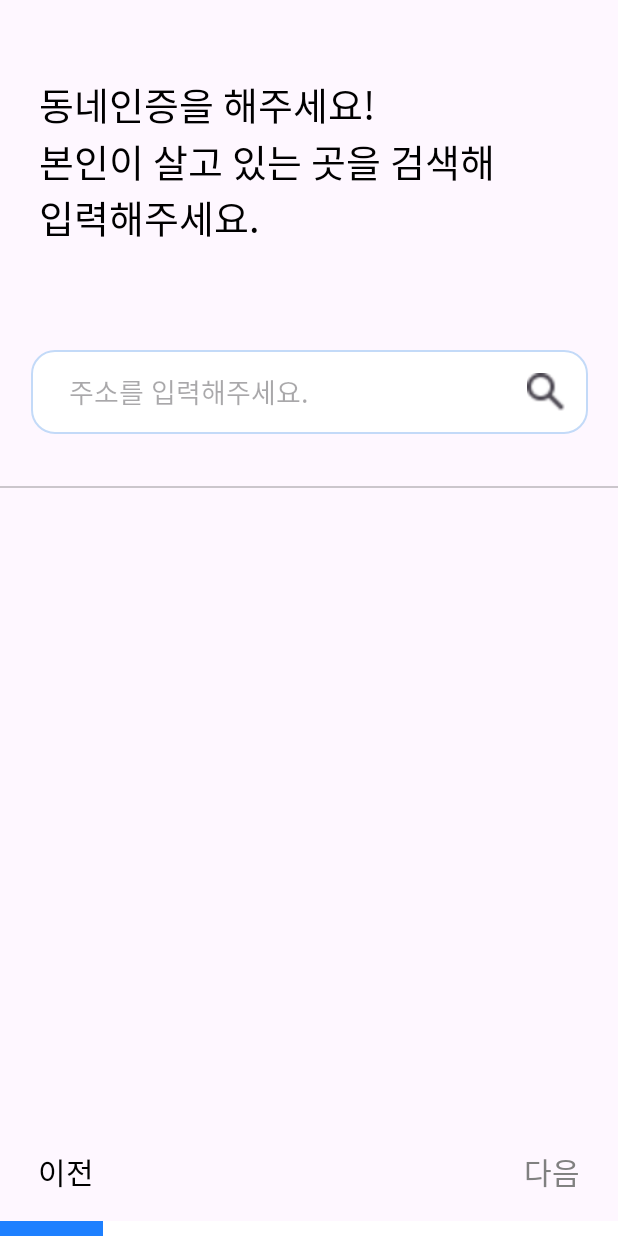
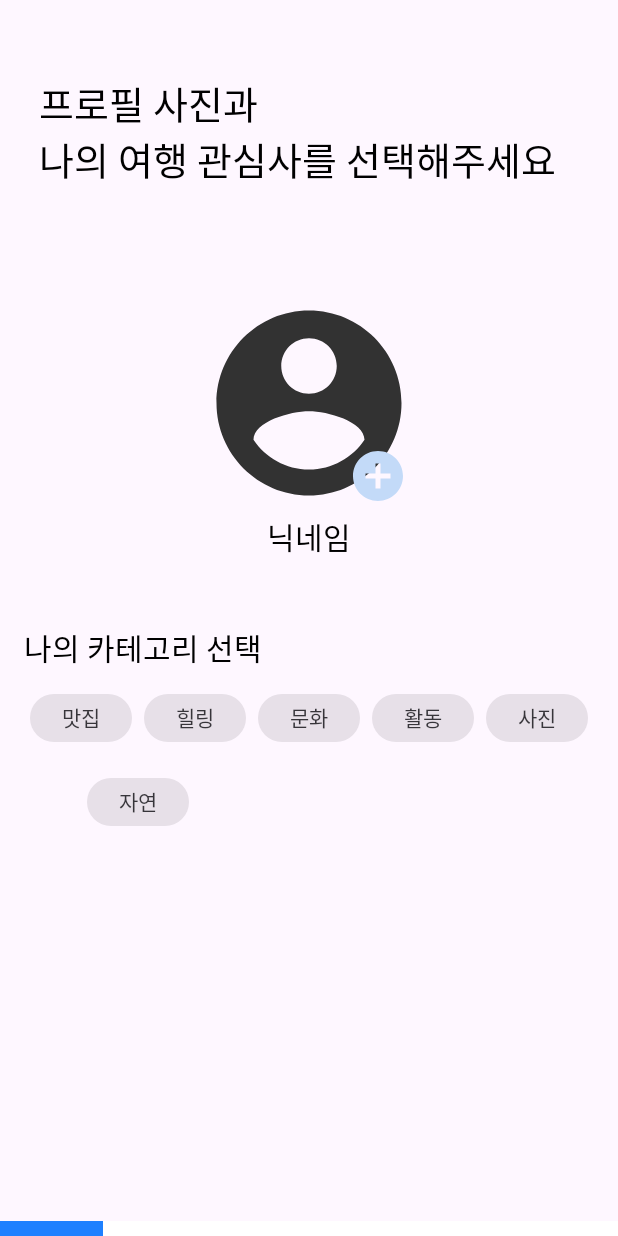
Before and after one commit to SeLino98/TravelMaker, an Android app: the screen it shows after launch (SignupActivity), on a phone screen of 412 x 824 dp. Run offline under Robolectric (Android 15) with nearby library versions, the phone set to English and light mode, and no system bars; our stand-ins replace Dagger/Hilt's generated code.

Commit message:
[Feat] 프로필 UI랑 chip List 저장

```diff
--- a/travelmaker_android/app/build.gradle
+++ b/travelmaker_android/app/build.gradle
@@ -42,7 +42,6 @@ dependencies {
 
     implementation 'androidx.core:core-ktx:1.8.0'
     implementation 'androidx.appcompat:appcompat:1.6.1'
-    implementation 'com.google.android.material:material:1.5.0'
     implementation 'androidx.constraintlayout:constraintlayout:2.1.4'
     testImplementation 'junit:junit:4.13.2'
     androidTestImplementation 'androidx.test.ext:junit:1.1.5'
@@ -87,6 +86,8 @@ dependencies {
     implementation 'com.google.dagger:hilt-android:2.44'
     kapt 'com.google.dagger:hilt-android-compiler:2.44'
 
+    //material3
+    implementation 'com.google.android.material:material:1.9.0'
 
 }
 kapt {
--- a/travelmaker_android/app/src/main/java/com/gumibom/travelmaker/ui/signup/SignupActivity.kt
+++ b/travelmaker_android/app/src/main/java/com/gumibom/travelmaker/ui/signup/SignupActivity.kt
@@ -23,6 +23,7 @@ class SignupActivity : AppCompatActivity() {
         }
         setContentView(binding.root)
 
+
         // 프로그레스바 진행률 설정
         setProgressBar(20)
     }
--- a/travelmaker_android/app/src/main/java/com/gumibom/travelmaker/ui/signup/SignupLocationFragment.kt
+++ b/travelmaker_android/app/src/main/java/com/gumibom/travelmaker/ui/signup/SignupLocationFragment.kt
@@ -22,6 +22,8 @@ class SignupLocationFragment : Fragment() {
 
     override fun onViewCreated(view: View, savedInstanceState: Bundle?) {
         super.onViewCreated(view, savedInstanceState)
+
+
     }
 
     override fun onDestroyView() {
--- /dev/null
+++ b/travelmaker_android/app/src/main/java/com/gumibom/travelmaker/ui/signup/SignupProfileFragment.kt
@@ -0,0 +1,74 @@
+package com.gumibom.travelmaker.ui.signup
+import android.content.Context
+import android.os.Bundle
+import android.util.Log
+import androidx.fragment.app.Fragment
+import android.view.LayoutInflater
+import android.view.View
+import android.view.ViewGroup
+import androidx.fragment.app.viewModels
+import com.google.android.material.chip.Chip
+import com.gumibom.travelmaker.databinding.FragmentSignupProfileBinding
+private const val TAG = "SignupProfileFragment_inho"
+class SignupProfileFragment : Fragment() {
+    private var _binding :FragmentSignupProfileBinding? = null
+    private val binding get() = _binding!!
+    private lateinit var signupActivity: SignupActivity;
+    private val signupViewModel:SignupViewModel by viewModels()
+    override fun onCreate(savedInstanceState: Bundle?) {
+        super.onCreate(savedInstanceState)
+    }
+    override fun onAttach(context: Context) {
+        super.onAttach(context)
+        Log.d(TAG, "onAttach:11 ")
+        //Activity 연결
+        signupActivity = context as SignupActivity
+    }
+    private fun observeViewModel(){
+
+    }
+    private fun selectPicture(){
+        binding.ivProfileAdd.setOnClickListener {
+            //사진 엘범이 열려야 됨,
+            //권한 체크
+        }
+    }
+    private fun selectCategory(){
+        val chipGroup = binding.chipGroup;
+        Log.d(TAG, "selectCategory:1")
+        chipGroup.setOnCheckedStateChangeListener {
+            group, checkId ->
+            val selectedChip: List<Int> = checkId;
+            Log.d(TAG, "selectCategory: ${selectedChip}")
+            if (selectedChip != null) {
+                for (token  in selectedChip){ // 다 선택 됐고 다음 버튼을 눌렀을 때 현재 담아 있떤 리스트값들을 for문을 돌면서 유저 카테고리에 저장.
+                    val selectedChipId = token ///
+                    val selctedName = group.findViewById<Chip>(selectedChipId)
+//                val selectedChipText = selectedChip.text.toString()
+                    Log.d("ChipSelection", "Selected Chip ID: $selectedChipId, Text: $selectedChip")
+                    Log.d("selctedName", "selctedName: ${selctedName.text.toString()}, Text: ${selctedName.id.toString()}")
+
+                }
+            }
+            //모든 칩들의 공통 특성 선택
+        }
+        Log.d(TAG, "selectCategory:2")
+    }
+
+    override fun onViewCreated(view: View, savedInstanceState: Bundle?) {
+        super.onViewCreated(view, savedInstanceState)
+        selectCategory()
+    }
+    override fun onCreateView(
+        inflater: LayoutInflater, container: ViewGroup?,
+        savedInstanceState: Bundle?
+    ): View? {
+        _binding = FragmentSignupProfileBinding.inflate(inflater,container,false)
+        return binding.root
+        //inflater.inflate(R.layout.fragment_profile_signup, container, false)
+    }
+    override fun onDestroyView() {
+        super.onDestroyView()
+        _binding= null
+    }
+}
--- /dev/null
+++ b/travelmaker_android/app/src/main/res/drawable/ic_signup_profile_add.xml
@@ -0,0 +1,5 @@
+<vector android:height="24dp" android:tint="#C3DAF8"
+    android:viewportHeight="24" android:viewportWidth="24"
+    android:width="24dp" xmlns:android="http://schemas.android.com/apk/res/android">
+    <path android:fillColor="@android:color/white" android:pathData="M12,2C6.48,2 2,6.48 2,12s4.48,10 10,10 10,-4.48 10,-10S17.52,2 12,2zM17,13h-4v4h-2v-4L7,13v-2h4L11,7h2v4h4v2z"/>
+</vector>
--- /dev/null
+++ b/travelmaker_android/app/src/main/res/layout/fragment_signup_profile.xml
@@ -0,0 +1,92 @@
+<?xml version="1.0" encoding="utf-8"?>
+<androidx.constraintlayout.widget.ConstraintLayout xmlns:android="http://schemas.android.com/apk/res/android"
+    xmlns:app="http://schemas.android.com/apk/res-auto"
+    android:layout_width="match_parent"
+    android:layout_height="match_parent">
+    <TextView
+        android:id="@+id/tv_signup_location_title1"
+        style="@style/Text.Title"
+        android:layout_width="wrap_content"
+        android:layout_height="wrap_content"
+        android:layout_marginStart="26dp"
+        android:layout_marginTop="50dp"
+        android:text="@string/sign_profile_guide"
+        app:layout_constraintStart_toStartOf="parent"
+        app:layout_constraintTop_toTopOf="parent" />
+    <ImageView
+        android:id="@+id/iv_profile"
+        android:layout_width="148dp"
+        android:layout_height="148dp"
+        android:layout_marginTop="70dp"
+        android:background="@drawable/ic_empty_profile_circle"
+        app:layout_constraintEnd_toEndOf="parent"
+        app:layout_constraintStart_toStartOf="parent"
+        app:layout_constraintTop_toBottomOf="@id/tv_signup_location_title1" />
+    <ImageView
+        android:id="@+id/iv_profile_add"
+        android:layout_width="40dp"
+        android:layout_height="40dp"
+        android:background="@drawable/ic_signup_profile_add"
+        app:layout_constraintBottom_toBottomOf="@+id/iv_profile"
+        app:layout_constraintEnd_toEndOf="@+id/iv_profile"
+        android:layout_marginEnd="8dp"
+        android:layout_marginBottom="5dp"/>
+    <TextView
+        android:id="@+id/tv_profile_nickname"
+        style="@style/Text.Regular20"
+        android:layout_width="wrap_content"
+        android:layout_height="wrap_content"
+        android:text="@string/sign_profile_name"
+        app:layout_constraintTop_toBottomOf="@+id/iv_profile"
+        app:layout_constraintStart_toStartOf="parent"
+        app:layout_constraintEnd_toEndOf="parent" />
+    <TextView
+        android:id="@+id/tv_signup_guide"
+        style="@style/Text.Regular20"
+        android:text="@string/sign_category_guide"
+        android:layout_width="wrap_content"
+        android:layout_height="wrap_content"
+        android:layout_marginTop="44dp"
+        app:layout_constraintEnd_toEndOf="parent"
+        app:layout_constraintHorizontal_bias="0.063"
+        app:layout_constraintStart_toStartOf="parent"
+        app:layout_constraintTop_toBottomOf="@+id/tv_profile_nickname" />
+    <!--
+          맛집(taste), 힐링(healing), 문화(culture)
+          활동(active), 사진(picture), 자연(nature)  -->
+    <!-- Example Chip 2 -->
+    <com.google.android.material.chip.ChipGroup
+        android:id="@+id/chipGroup"
+        android:layout_width="wrap_content"
+        android:layout_height="wrap_content"
+        app:layout_constraintTop_toBottomOf="@+id/tv_signup_guide"
+        app:layout_constraintStart_toStartOf="parent"
+        app:layout_constraintEnd_toEndOf="parent"
+        android:layout_marginTop="8dp">
+        <com.google.android.material.chip.Chip
+            style="@style/chipRegular"
+            android:id="@+id/chip_taste"
+            android:text="@string/sign_chip_taste"/>
+        <com.google.android.material.chip.Chip
+            style="@style/chipRegular"
+            android:id="@+id/chip_healing"
+            android:text="@string/sign_chip_healing"/>
+        <com.google.android.material.chip.Chip
+            style="@style/chipRegular"
+            android:id="@+id/chip_culture"
+            android:text="@string/sign_chip_culture"/>
+        <com.google.android.material.chip.Chip
+            style="@style/chipRegular"
+            android:id="@+id/chip_active"
+            android:text="@string/sign_chip_active"/>
+        <com.google.android.material.chip.Chip
+            style="@style/chipRegular"
+            android:id="@+id/chip_picture"
+            android:text="@string/sign_chip_picture"/>
+        <com.google.android.material.chip.Chip
+            style="@style/chipRegular"
+            android:id="@+id/chip_nature"
+            android:layout_marginStart="38dp"
+            android:text="@string/sign_chip_nature"/>
+    </com.google.android.material.chip.ChipGroup>
+</androidx.constraintlayout.widget.ConstraintLayout>
--- a/travelmaker_android/app/src/main/res/navigation/signup_nav_graph.xml
+++ b/travelmaker_android/app/src/main/res/navigation/signup_nav_graph.xml
@@ -2,9 +2,13 @@
 <navigation xmlns:android="http://schemas.android.com/apk/res/android"
     xmlns:app="http://schemas.android.com/apk/res-auto"
     android:id="@+id/signup_nav_graph"
-    app:startDestination="@id/signupLocationFragment">
+    app:startDestination="@id/signupProfileFragment">
     <fragment
         android:id="@+id/signupLocationFragment"
         android:name="com.gumibom.travelmaker.ui.signup.SignupLocationFragment"
         android:label="SignupLocationFragment" />
+    <fragment
+        android:id="@+id/signupProfileFragment"
+        android:name="com.gumibom.travelmaker.ui.signup.SignupProfileFragment"
+        android:label="SignupProfileFragment" />
 </navigation>
--- a/travelmaker_android/app/src/main/res/values/strings.xml
+++ b/travelmaker_android/app/src/main/res/values/strings.xml
@@ -4,5 +4,22 @@
     <string name="signup_next">다음</string>
     <string name="signup_title">동네인증을 해주세요!</string>
     <string name="signup_title2">본인이 살고 있는 곳을 검색해\n입력해주세요.</string>
+    <!-- TODO: Remove or change this placeholder text -->
+    <string name="hello_blank_fragment">Hello blank fragment</string>
+
+
+    <!-- 회원가입 6 프로필 String -->
+    <string name="sign_profile_guide">프로필 사진과\n나의 여행 관심사를 선택해주세요</string>
+    <string name="sign_category_guide">나의 카테고리 선택</string>
+    <string name="sign_profile_name">닉네임</string>
+    <!-- chip-->
+    <string name="sign_chip_active">활동</string>
+    <string name="sign_chip_nature">자연</string>
+    <string name="sign_chip_healing">힐링</string>
+    <string name="sign_chip_picture">사진</string>
+    <string name="sign_chip_culture">문화</string>
+    <string name="sign_chip_taste">맛집</string>
+    <!-- END -->
+
 
 </resources>
--- a/travelmaker_android/app/src/main/res/values/styles.xml
+++ b/travelmaker_android/app/src/main/res/values/styles.xml
@@ -15,6 +15,13 @@
     </style>
 
 
+    <!-- Sign Chip -->
+    <style name="chipRegular" parent="Widget.MaterialComponents.Chip.Choice">
+        <item name="android:layout_width">68dp</item>
+        <item name="android:layout_height">48dp</item>
+        <item name="android:textAlignment">center</item>
+    </style>
+
     <style name="Text.Regular" parent="android:TextAppearance">
         <item name="android:textStyle">normal</item>
         <item name="android:textColor">@color/black</item>
@@ -31,8 +38,6 @@
         <item name="android:textSize">20sp</item>
         <item name="android:textColor">@color/light_gray</item>
     </style>
-
-
 
     <!-- EditText에 입력될 값-->
     <style name="Text.Input" parent="android:TextAppearance">
```
Also changed, not shown: travelmaker_android/app/src/main/java/com/gumibom/travelmaker/ui/signup/ProfileSignupFragment.kt (deleted, +0 -39 lines), travelmaker_android/app/src/main/res/layout/fragment_profile_signup.xml (deleted, +0 -97 lines).
